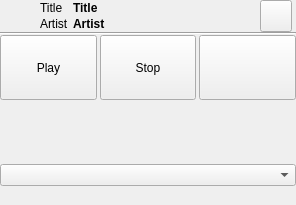
Qt form src/TinyMainWindow.ui (soramimi/SkyMPC) before a commit.
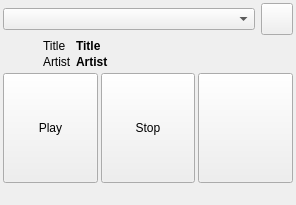
The same form after that commit. Icons and pictures are not drawn. Custom widgets are drawn as their Qt base class.

Commit message: improved tiny mode

Diff of the .ui file:
```diff
--- a/src/TinyMainWindow.ui
+++ b/src/TinyMainWindow.ui
@@ -19,20 +19,65 @@
   <widget class="QWidget" name="centralWidget">
    <layout class="QVBoxLayout" name="verticalLayout">
     <property name="spacing">
-     <number>0</number>
+     <number>3</number>
     </property>
     <property name="leftMargin">
-     <number>0</number>
+     <number>3</number>
     </property>
     <property name="topMargin">
-     <number>0</number>
+     <number>3</number>
     </property>
     <property name="rightMargin">
-     <number>0</number>
+     <number>3</number>
     </property>
     <property name="bottomMargin">
-     <number>0</number>
+     <number>3</number>
     </property>
+    <item>
+     <layout class="QHBoxLayout" name="horizontalLayout_2">
+      <item>
+       <widget class="ServersComboBox" name="comboBox_servers"/>
+      </item>
+      <item>
+       <widget class="QToolButton" name="toolButton_close">
+        <property name="sizePolicy">
+         <sizepolicy hsizetype="Preferred" vsizetype="Preferred">
+          <horstretch>0</horstretch>
+          <verstretch>0</verstretch>
+         </sizepolicy>
+        </property>
+        <property name="minimumSize">
+         <size>
+          <width>32</width>
+          <height>32</height>
+         </size>
+        </property>
+        <property name="maximumSize">
+         <size>
+          <width>32</width>
+          <height>32</height>
+         </size>
+        </property>
+        <property name="toolTip">
+         <string>Sleep Timer</string>
+        </property>
+        <property name="text">
+         <string/>
+        </property>
+        <property name="icon">
+         <iconset resource="../resources.qrc">
+          <normaloff>:/image/close.svgz</normaloff>:/image/close.svgz</iconset>
+        </property>
+        <property name="iconSize">
+         <size>
+          <width>24</width>
+          <height>24</height>
+         </size>
+        </property>
+       </widget>
+      </item>
+     </layout>
+    </item>
     <item>
      <layout class="QGridLayout" name="gridLayout">
       <property name="leftMargin">
@@ -95,44 +140,6 @@
         </property>
        </widget>
       </item>
-      <item row="0" column="3" rowspan="2">
-       <widget class="QToolButton" name="toolButton_close">
-        <property name="sizePolicy">
-         <sizepolicy hsizetype="Preferred" vsizetype="Preferred">
-          <horstretch>0</horstretch>
-          <verstretch>0</verstretch>
-         </sizepolicy>
-        </property>
-        <property name="minimumSize">
-         <size>
-          <width>32</width>
-          <height>32</height>
-         </size>
-        </property>
-        <property name="maximumSize">
-         <size>
-          <width>32</width>
-          <height>32</height>
-         </size>
-        </property>
-        <property name="toolTip">
-         <string>Sleep Timer</string>
-        </property>
-        <property name="text">
-         <string/>
-        </property>
-        <property name="icon">
-         <iconset resource="../resources.qrc">
-          <normaloff>:/image/close.svgz</normaloff>:/image/close.svgz</iconset>
-        </property>
-        <property name="iconSize">
-         <size>
-          <width>24</width>
-          <height>24</height>
-         </size>
-        </property>
-       </widget>
-      </item>
       <item row="1" column="1">
        <widget class="QLabel" name="label_3">
         <property name="text">
@@ -161,13 +168,6 @@
       </item>
      </layout>
     </item>
-    <item>
-     <widget class="Line" name="line">
-      <property name="orientation">
-       <enum>Qt::Horizontal</enum>
-      </property>
-     </widget>
-    </item>
     <item>
      <layout class="QHBoxLayout" name="horizontalLayout">
       <property name="spacing">
@@ -259,22 +259,6 @@
       </item>
      </layout>
     </item>
-    <item>
-     <spacer name="verticalSpacer">
-      <property name="orientation">
-       <enum>Qt::Vertical</enum>
-      </property>
-      <property name="sizeHint" stdset="0">
-       <size>
-        <width>20</width>
-        <height>40</height>
-       </size>
-      </property>
-     </spacer>
-    </item>
-    <item>
-     <widget class="ServersComboBox" name="comboBox_servers"/>
-    </item>
    </layout>
   </widget>
   <widget class="QStatusBar" name="statusBar">
```
Left out of the diff: 45 changed lines with no effect on the pictures. The commit also changes 17 other files.
